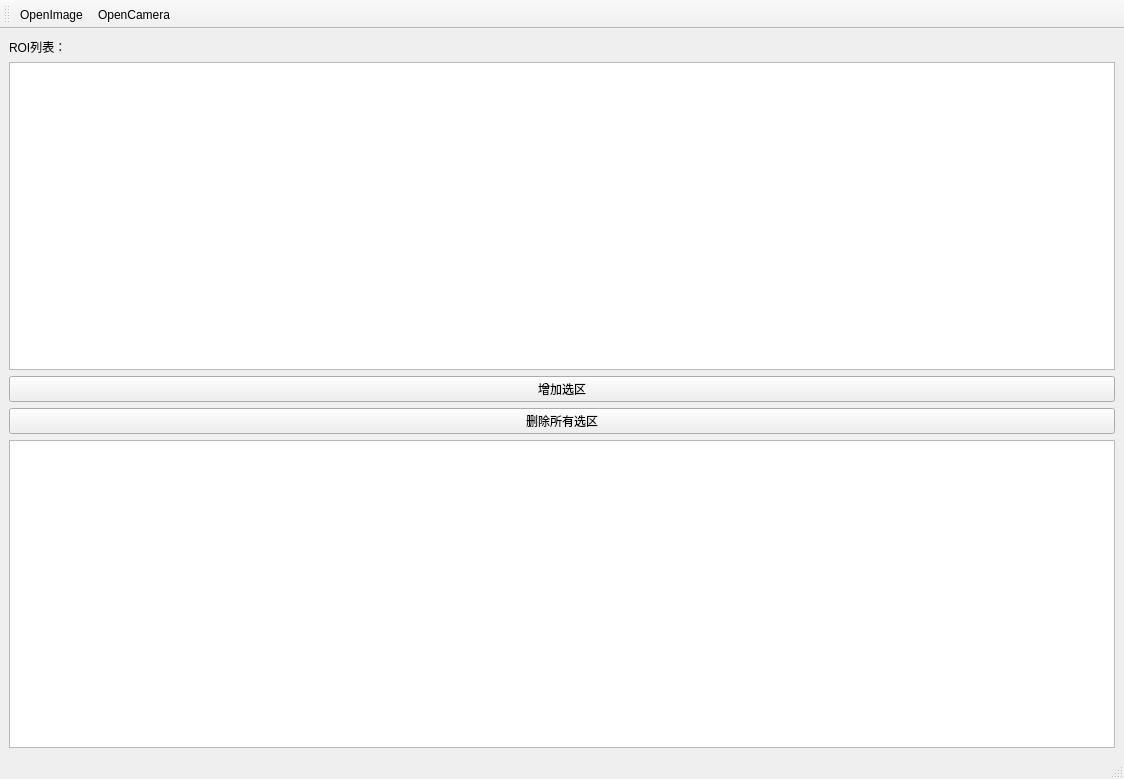
Above: PyQtGraph/form.ui from 102757017/practise-pyqt5 before the change. Below: the same form after it.
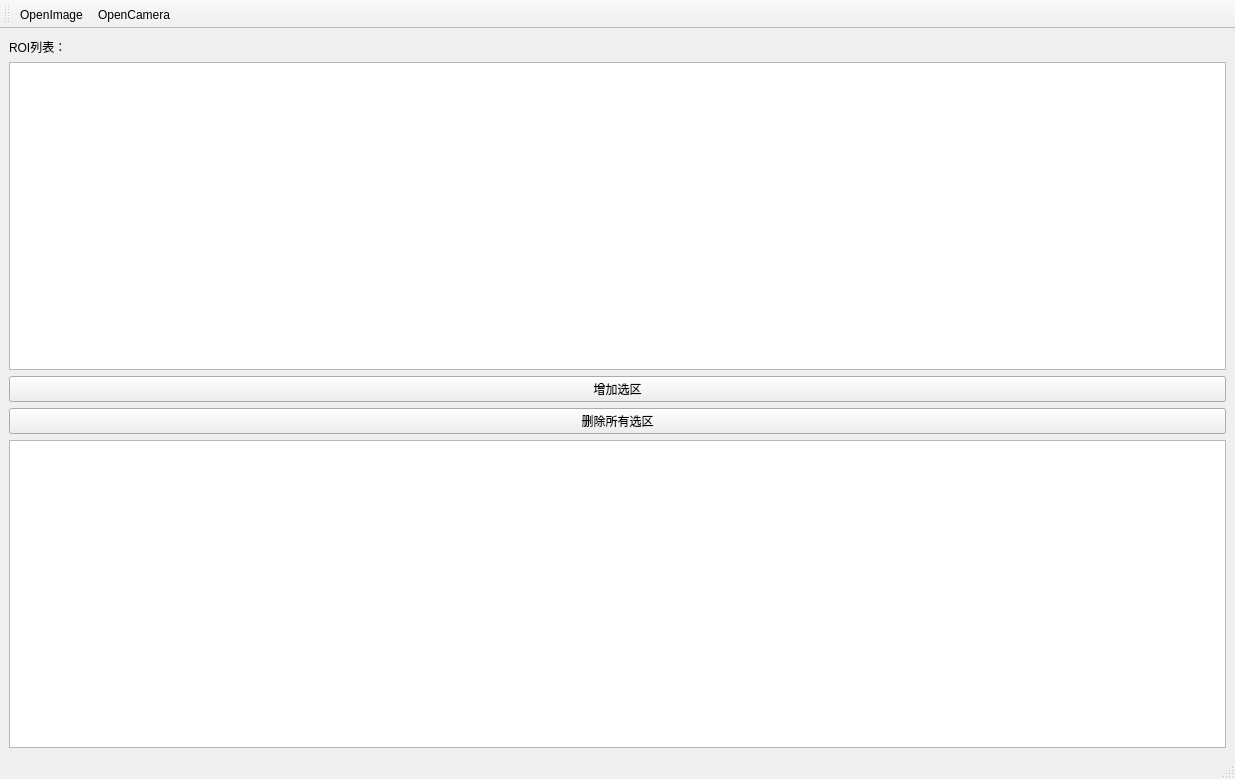
That is the form after the change.

The edit to the form file:
```diff
--- a/PyQtGraph/form.ui
+++ b/PyQtGraph/form.ui
@@ -6,7 +6,7 @@
    <rect>
     <x>0</x>
     <y>0</y>
-    <width>1124</width>
+    <width>1235</width>
     <height>779</height>
    </rect>
   </property>
```
Left out of the diff: 2 changed lines with no effect on the pictures.
